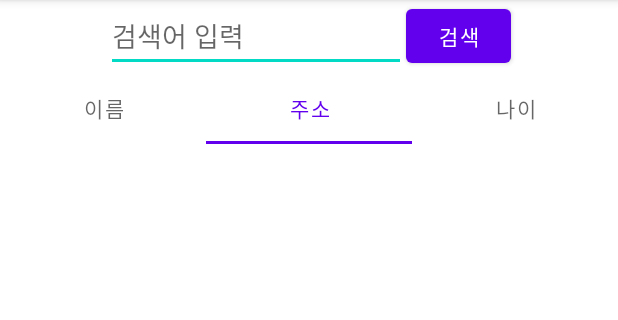
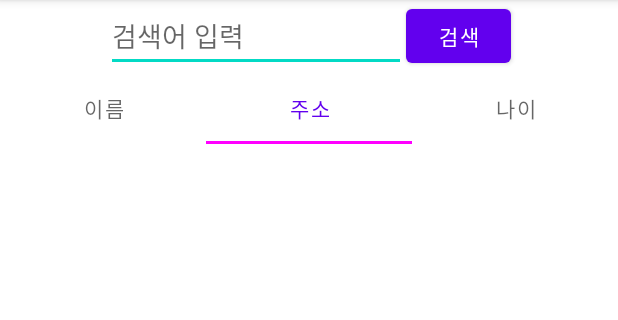
Before and after one commit to kimchangbae/ViewPaget_20211204, an Android app: the screen it shows after launch (MainActivity), tab 2 chosen, on a phone screen of 412 x 824 dp, the part 84-404 px from its top. Run offline under Robolectric (Android 15) with nearby library versions, the phone set to English and light mode, and no system bars.

Commit message:
탭레이아웃 고유의 속성들 편집

```diff
--- a/app/src/main/java/com/example/viewpaget_20211204/adapters/MainViewPagerAdapter.kt
+++ b/app/src/main/java/com/example/viewpaget_20211204/adapters/MainViewPagerAdapter.kt
@@ -1,5 +1,6 @@
 package com.example.viewpaget_20211204.adapters
 
+import android.util.Log
 import androidx.fragment.app.Fragment
 import androidx.fragment.app.FragmentManager
 import androidx.fragment.app.FragmentPagerAdapter
@@ -25,10 +26,13 @@ class MainViewPagerAdapter( fm : FragmentManager) : FragmentPagerAdapter(fm) {
 
     override fun getItem(position: Int): Fragment {
         if (position == 0) {
+            Log.d("MainViewPagerAdapter", "이름 탭 클릭");
             return NameFragment()
         } else if(position == 1) {
+            Log.d("MainViewPagerAdapter", "주소 탭 클릭");
             return AddressFragment()
         } else {
+            Log.d("MainViewPagerAdapter", "나이 탭 클릭");
             return AgeFragment()
         }
     }
--- a/app/src/main/res/layout/activity_main.xml
+++ b/app/src/main/res/layout/activity_main.xml
@@ -27,6 +27,7 @@
     <com.google.android.material.tabs.TabLayout
         android:id="@+id/mainTabLayout"
         android:layout_width="match_parent"
+        app:tabIndicatorColor="#FF00FF"
         android:layout_height="wrap_content" />
 
     <androidx.viewpager.widget.ViewPager
```
